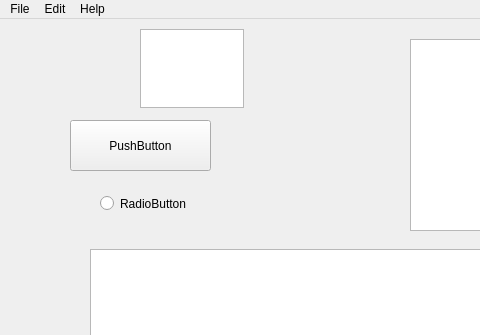
Old version of the form gui_file.ui in the repository anhnda/DemoApp; both pictures show x 0 to 480 and y 0 to 335 of the 1092 by 717 pixel window.
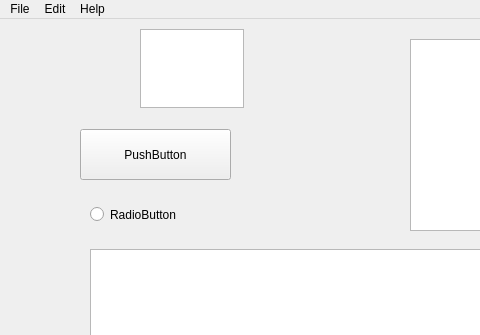
New version of the form.

Diff of the .ui file:
```diff
--- a/gui_file.ui
+++ b/gui_file.ui
@@ -66,18 +66,24 @@
    <widget class="QPushButton" name="pushButton">
     <property name="geometry">
      <rect>
-      <x>70</x>
-      <y>101</y>
-      <width>141</width>
+      <x>80</x>
+      <y>110</y>
+      <width>151</width>
       <height>51</height>
      </rect>
     </property>
     <property name="sizePolicy">
      <sizepolicy hsizetype="Ignored" vsizetype="Ignored">
-      <horstretch>5</horstretch>
-      <verstretch>5</verstretch>
+      <horstretch>0</horstretch>
+      <verstretch>0</verstretch>
      </sizepolicy>
     </property>
+    <property name="minimumSize">
+     <size>
+      <width>151</width>
+      <height>51</height>
+     </size>
+    </property>
     <property name="sizeIncrement">
      <size>
       <width>5</width>
@@ -99,8 +105,8 @@
    <widget class="QRadioButton" name="radioButton">
     <property name="geometry">
      <rect>
-      <x>100</x>
-      <y>169</y>
+      <x>90</x>
+      <y>180</y>
       <width>221</width>
       <height>31</height>
      </rect>
```
Left out of the diff: 4 changed lines with no effect on the pictures.
